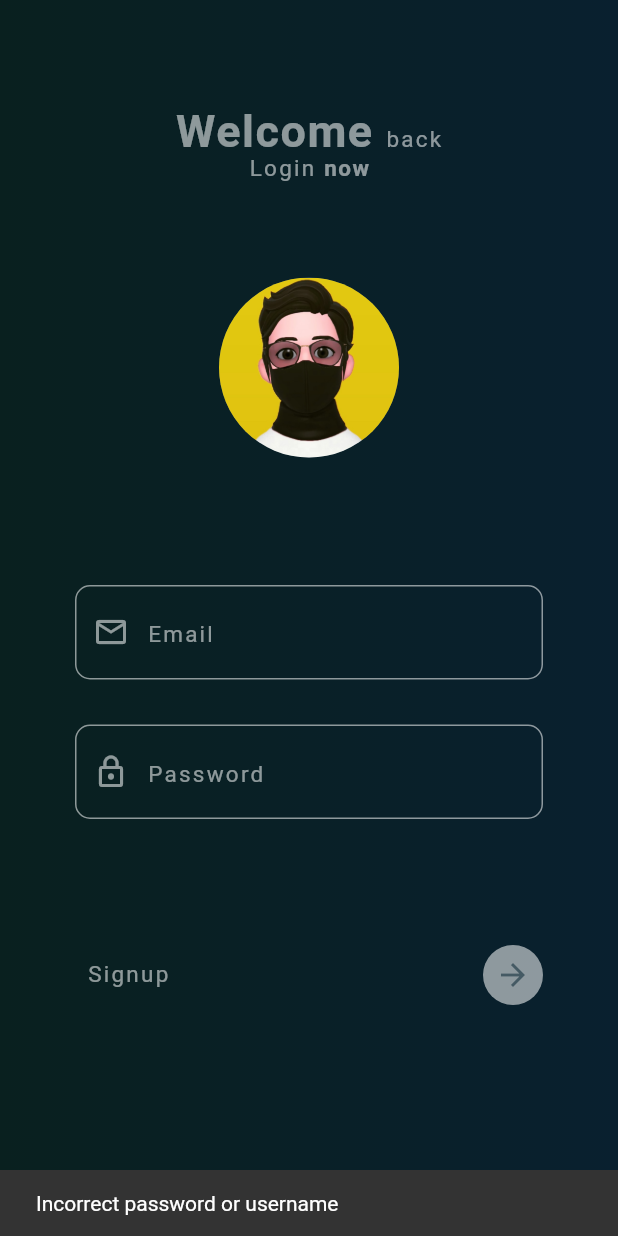
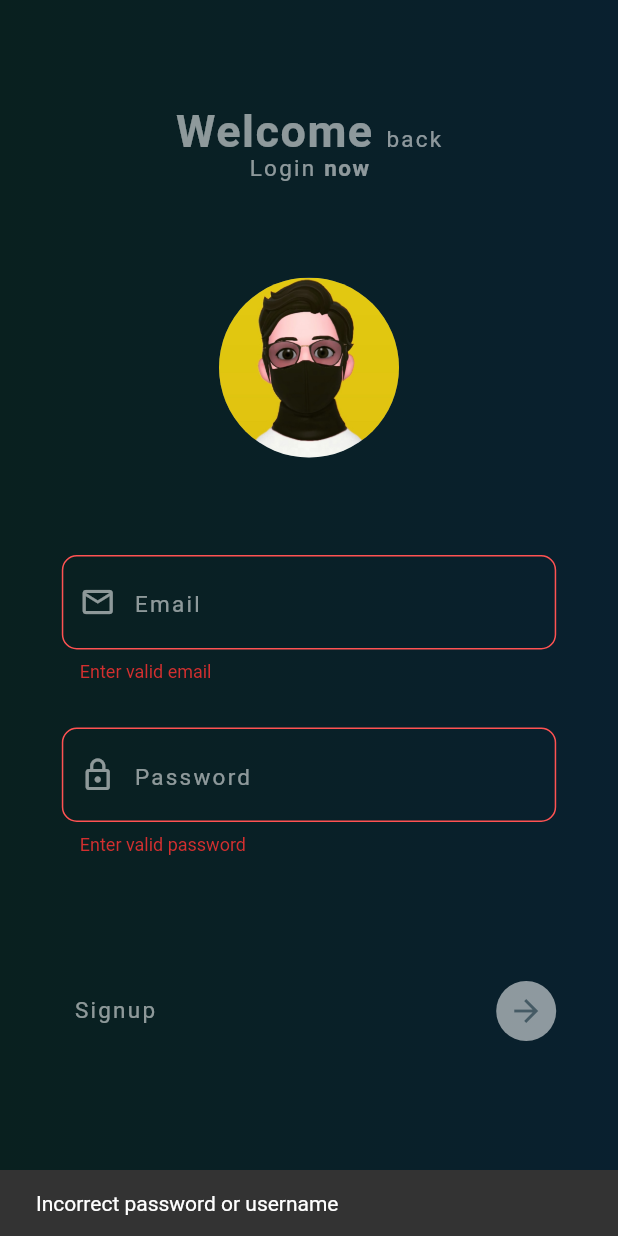
Before and after one commit to PradeepSuthar2003/login_signup_pages_in_flutter, a Flutter app: the screen it shows after launch, after a tap on the "arrow forward" icon, on a phone screen of 412 x 824 dp. Run offline on Flutter 3.47's test engine with Material 2 defaults, Android fonts, the phone set to English and light mode, and no system bars.

Commit message:
validation completed

```diff
--- a/lib/login.dart
+++ b/lib/login.dart
@@ -1,5 +1,6 @@
 import 'package:flutter/material.dart';
 import 'package:login_signup/LoginModel.dart';
+import 'package:login_signup/validation.dart';
 
 class LoginPage extends StatefulWidget {
   const LoginPage({super.key});
@@ -11,6 +12,8 @@ class LoginPage extends StatefulWidget {
 class _MyHomePageState extends State<LoginPage> {
   FocusNode emailfocusNode = FocusNode();
   FocusNode passfocusNode = FocusNode();
+  final _formState = GlobalKey<FormState>();
+
   @override
   Widget build(BuildContext context) {
     var email = TextEditingController();
@@ -77,17 +80,24 @@ class _MyHomePageState extends State<LoginPage> {
                 ),
               ),
               const SizedBox(
-                height: 35,
+                height: 65,
               ),
-              Container(
-                padding: const EdgeInsets.all(50),
+              Form(
+                key: _formState,
+                child: Container(
+                  padding: EdgeInsets.symmetric(
+                      horizontal: MediaQuery.of(context).size.width * 0.1),
                   child: Column(
                     children: [
                       _CustomTextBox(
                           focusNode: emailfocusNode,
                           inputType: TextInputType.emailAddress,
                           controller: email,
-                        onSubmit: (value) {},
+                          validate: (value) {
+                            if (!value!.isValidEmail) {
+                              return "Enter valid email";
+                            }
+                          },
                           icon: Icons.email_outlined,
                           text: "Email"),
                       const SizedBox(
@@ -96,7 +106,11 @@ class _MyHomePageState extends State<LoginPage> {
                       _CustomTextBox(
                           focusNode: passfocusNode,
                           controller: password,
-                        onSubmit: (value) {},
+                          validate: (value) {
+                            if (!value!.isValidPassword) {
+                              return "Enter valid password";
+                            }
+                          },
                           icon: Icons.lock_outline,
                           text: "Password",
                           obscureText: true),
@@ -124,11 +138,13 @@ class _MyHomePageState extends State<LoginPage> {
                             child: IconButton(
                                 icon: const Icon(Icons.arrow_forward),
                                 onPressed: () {
+                                  _formState.currentState?.validate();
                                   if (password.text.toString() == "123") {
                                     Navigator.pushNamed(context, 'home',
                                         arguments: LoginData(
                                             email: email.text.toString(),
-                                          password: password.text.toString()));
+                                            password:
+                                                password.text.toString()));
                                     emailfocusNode.unfocus();
                                     passfocusNode.unfocus();
                                   } else {
@@ -144,6 +160,7 @@ class _MyHomePageState extends State<LoginPage> {
                     ],
                   ),
                 ),
+              ),
             ],
           ),
         ),
@@ -155,15 +172,15 @@ class _MyHomePageState extends State<LoginPage> {
       {FocusNode? focusNode,
       TextInputType? inputType = TextInputType.name,
       TextEditingController? controller,
-      required Function(String) onSubmit,
+      required String? Function(String?)? validate,
       required IconData icon,
       var text,
       bool obscureText = false}) {
-    return TextField(
+    return TextFormField(
       keyboardType: inputType,
       focusNode: focusNode,
       controller: controller,
-      onSubmitted: onSubmit,
+      validator: validate,
       style: Theme.of(context).textTheme.labelSmall?.copyWith(height: 1.5),
       cursorColor: Colors.white54,
       obscureText: obscureText,
@@ -171,6 +188,12 @@ class _MyHomePageState extends State<LoginPage> {
         enabledBorder: const OutlineInputBorder(
             borderRadius: BorderRadius.all(Radius.circular(10)),
             borderSide: BorderSide(color: Colors.white54)),
+        errorBorder: const OutlineInputBorder(
+            borderRadius: BorderRadius.all(Radius.circular(10)),
+            borderSide: BorderSide(color: Colors.redAccent)),
+        focusedErrorBorder: const OutlineInputBorder(
+            borderRadius: BorderRadius.all(Radius.circular(10)),
+            borderSide: BorderSide(color: Colors.red)),
         focusedBorder: const OutlineInputBorder(
             borderRadius: BorderRadius.all(Radius.circular(10)),
             borderSide: BorderSide(color: Colors.white54)),
--- /dev/null
+++ b/lib/validation.dart
@@ -0,0 +1,22 @@
+extension extString on String {
+  bool get isValidEmail {
+    final emailRegExp = RegExp(r"^[a-zA-Z0-9.]+@[a-zA-Z0-9]+\.[a-zA-Z]+");
+    return emailRegExp.hasMatch(this);
+  }
+
+  bool get isValidPassword {
+    final passwordRegExp =
+        RegExp(r'^(?=.*?[A-Z])(?=.*?[a-z])(?=.*?[0-9])(?=.*?[!@#\$&*~]).{8,}$');
+    return passwordRegExp.hasMatch(this);
+  }
+
+  bool get isNotNull {
+    return this != null;
+  }
+
+  bool get isValidName {
+    final nameRegExp =
+        new RegExp(r"^\s*([A-Za-z]{1,}([\.,] |[-']| ))+[A-Za-z]+\.?\s*$");
+    return nameRegExp.hasMatch(this);
+  }
+}
```
Also changed, not shown: lib/signup.dart (+40 -28 lines). Lines whose indentation alone changed are shown as unchanged.
